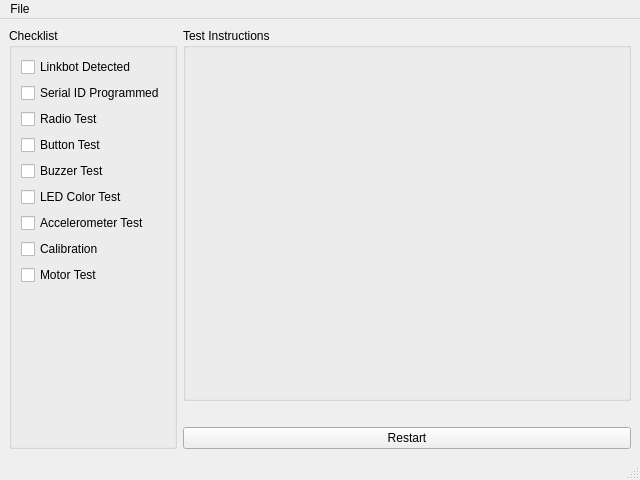
This is linkbot_internal_dev/mainwindow.ui in BaroboRobotics/linkbot-internal-dev as Qt 5 draws it before an edit. The edited form follows.
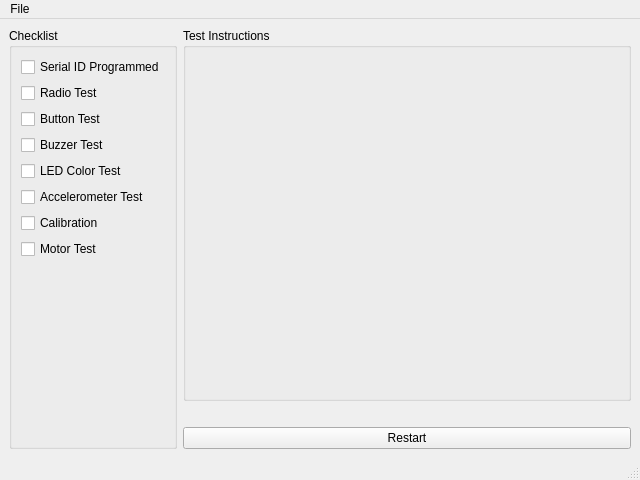
This is the edited form.

```diff
--- a/linkbot_internal_dev/mainwindow.ui
+++ b/linkbot_internal_dev/mainwindow.ui
@@ -22,22 +22,12 @@
       </property>
       <layout class="QVBoxLayout" name="verticalLayout">
        <item>
-        <widget class="QCheckBox" name="checkBox">
-         <property name="text">
-          <string>Linkbot Detected</string>
-         </property>
-         <property name="checkable">
-          <bool>false</bool>
-         </property>
-        </widget>
-       </item>
-       <item>
-        <widget class="QCheckBox" name="checkBox_2">
+        <widget class="QCheckBox" name="checkBox_serial_id">
          <property name="text">
           <string>Serial ID Programmed</string>
          </property>
          <property name="checkable">
-          <bool>false</bool>
+          <bool>true</bool>
          </property>
         </widget>
        </item>
@@ -47,7 +37,7 @@
           <string>Radio Test</string>
          </property>
          <property name="checkable">
-          <bool>false</bool>
+          <bool>true</bool>
          </property>
         </widget>
        </item>
@@ -57,7 +47,7 @@
           <string>Button Test</string>
          </property>
          <property name="checkable">
-          <bool>false</bool>
+          <bool>true</bool>
          </property>
         </widget>
        </item>
@@ -67,7 +57,7 @@
           <string>Buzzer Test</string>
          </property>
          <property name="checkable">
-          <bool>false</bool>
+          <bool>true</bool>
          </property>
         </widget>
        </item>
@@ -77,7 +67,7 @@
           <string>LED Color Test</string>
          </property>
          <property name="checkable">
-          <bool>false</bool>
+          <bool>true</bool>
          </property>
         </widget>
        </item>
@@ -87,7 +77,7 @@
           <string>Accelerometer Test</string>
          </property>
          <property name="checkable">
-          <bool>false</bool>
+          <bool>true</bool>
          </property>
         </widget>
        </item>
@@ -97,7 +87,7 @@
           <string>Calibration</string>
          </property>
          <property name="checkable">
-          <bool>false</bool>
+          <bool>true</bool>
          </property>
         </widget>
        </item>
@@ -107,7 +97,7 @@
           <string>Motor Test</string>
          </property>
          <property name="checkable">
-          <bool>false</bool>
+          <bool>true</bool>
          </property>
         </widget>
        </item>
```
Left out of the diff: 14 changed lines with no effect on the pictures.
